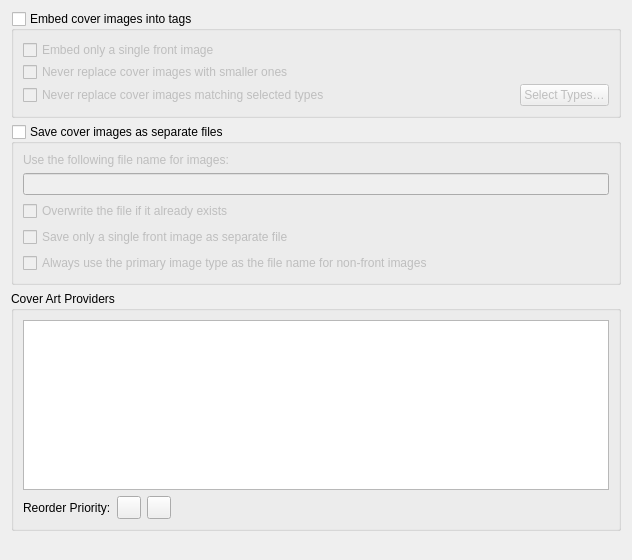
First picture: the form in ui/options_cover.ui, repository metabrainz/picard, before the edit.
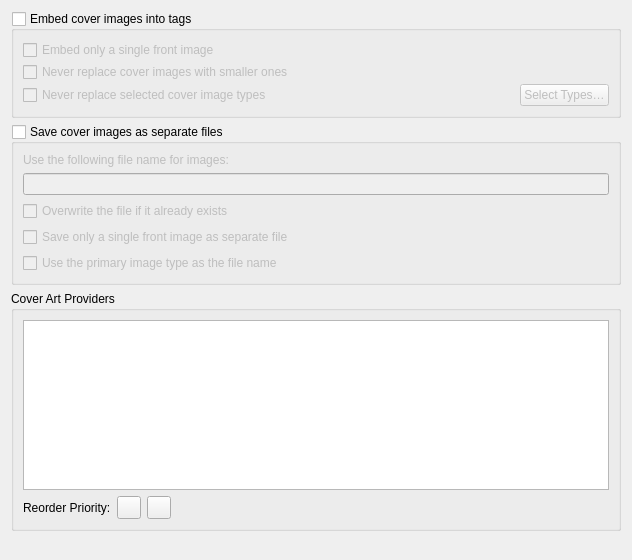
Second picture: the form after the edit. Icons and pictures are not drawn.

Commit message:
Improve Cover Art options page:
- shorten checkbox text
- set Qt "buddies" for widgets as required

Patch:
```diff
--- a/ui/options_cover.ui
+++ b/ui/options_cover.ui
@@ -56,8 +56,14 @@
        <layout class="QHBoxLayout" name="never_replace_types_layout">
         <item>
          <widget class="QCheckBox" name="cb_never_replace_types">
+          <property name="sizePolicy">
+           <sizepolicy hsizetype="MinimumExpanding" vsizetype="Fixed">
+            <horstretch>0</horstretch>
+            <verstretch>0</verstretch>
+           </sizepolicy>
+          </property>
           <property name="text">
-           <string>Never replace cover images matching selected types</string>
+           <string>Never replace selected cover image types</string>
           </property>
          </widget>
         </item>
@@ -117,9 +123,12 @@
       </item>
       <item>
        <widget class="QCheckBox" name="image_type_as_filename">
-        <property name="text">
+        <property name="toolTip">
          <string>Always use the primary image type as the file name for non-front images</string>
         </property>
+        <property name="text">
+         <string>Use the primary image type as the file name</string>
+        </property>
        </widget>
       </item>
      </layout>
```
Left out of the diff: 5 changed lines with no effect on the pictures. The commit also changes 1 other file.
